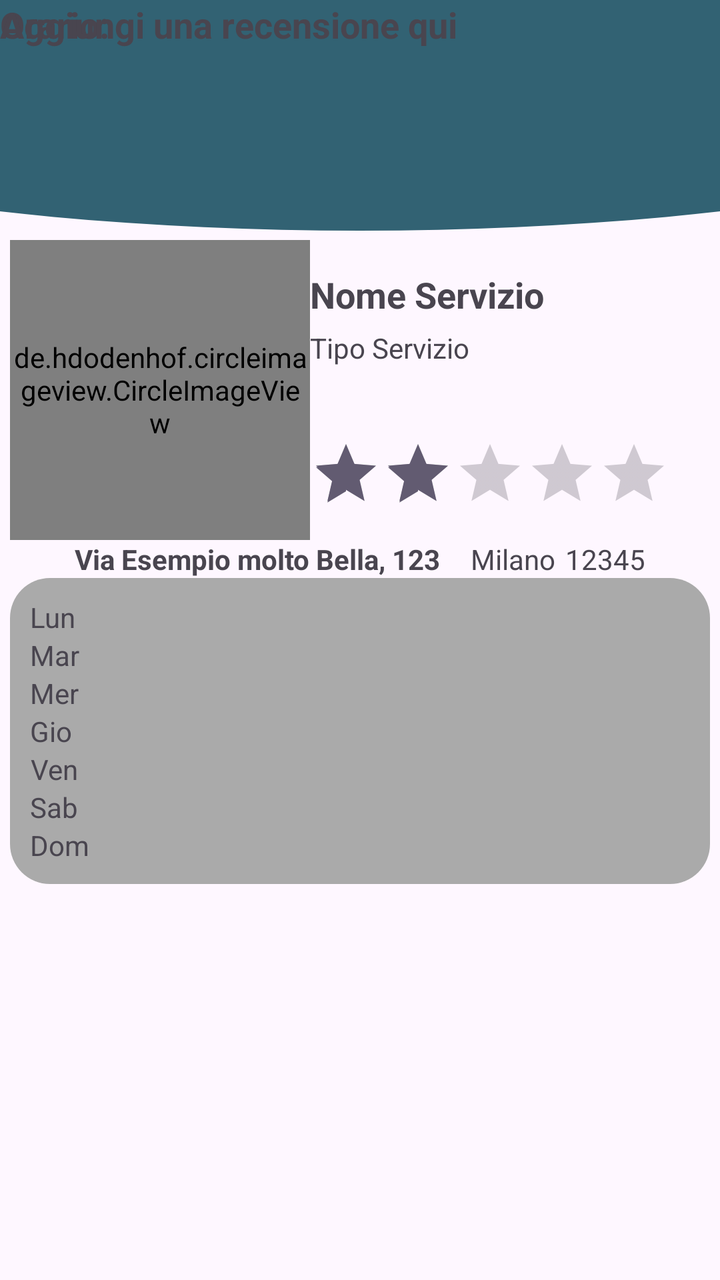
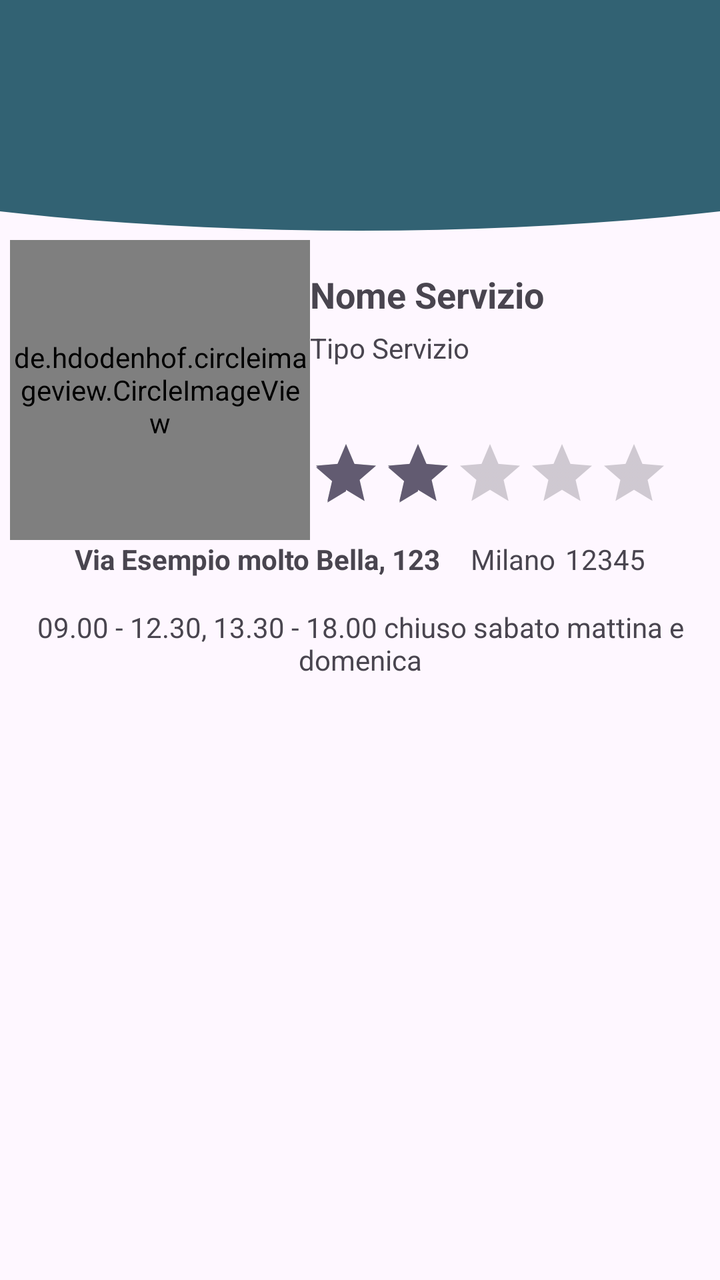

Compare the two renders of this Android layout. The source of the first and the diff that turns it into the second are given below.
<!-- AndroidManifest.xml: application theme Theme.AppPet -->
<!-- res/layout/activity_profilo_servizio.xml -->
<?xml version="1.0" encoding="utf-8"?>
<RelativeLayout xmlns:android="http://schemas.android.com/apk/res/android"
    android:layout_width="match_parent"
    android:layout_height="wrap_content">

    <FrameLayout
        android:id="@+id/header_home"
        android:layout_width="match_parent"
        android:layout_height="120dp"
        android:layout_gravity="top">

        <ImageView
            android:id="@+id/Pippo"
            android:layout_width="800dp"
            android:layout_height="180dp"
            android:layout_gravity="center"
            android:layout_marginTop="-35dp"
            android:src="@drawable/cricle_1" />

    </FrameLayout>

    <LinearLayout
        android:id="@+id/llInfoServizio"
        android:layout_below="@id/header_home"
        android:layout_width="350dp"
        android:layout_centerHorizontal="true"
        android:layout_height="wrap_content"
        android:orientation="horizontal">

        <de.hdodenhof.circleimageview.CircleImageView
            android:id="@+id/imgService"
            android:layout_width="150dp"
            android:layout_height="150dp"
            android:src="@drawable/img_service" />

        <RelativeLayout
            android:layout_width="wrap_content"
            android:layout_height="match_parent">

            <TextView
                android:id="@+id/tvNomeServizio"
                android:layout_width="match_parent"
                android:layout_height="wrap_content"
                android:layout_marginTop="15dp"
                android:layout_marginBottom="5dp"
                android:text="Nome Servizio"
                android:textSize="18dp"
                android:textStyle="bold" />

            <TextView
                android:id="@+id/tvTipoServizio"
                android:layout_below="@id/tvNomeServizio"
                android:layout_width="wrap_content"
                android:layout_height="wrap_content"
                android:text="Tipo Servizio"/>

            <RatingBar
                android:id="@+id/rbRatingServizio"
                android:layout_width="wrap_content"
                android:layout_height="wrap_content"
                android:layout_alignParentBottom="true"
                android:layout_marginBottom="15dp"
                style="?android:attr/ratingBarStyleIndicator"
                android:rating="2"/>

        </RelativeLayout>





        </LinearLayout>



    <LinearLayout
        android:id="@+id/llIndirizzoServizio"
        android:layout_below="@id/llInfoServizio"
        android:layout_width="350dp"
        android:layout_centerHorizontal="true"
        android:layout_height="wrap_content"
        android:orientation="horizontal"
        android:gravity="center">

        <TextView
            android:id="@+id/tvIndirizzoServizio"
            android:layout_width="wrap_content"
            android:layout_height="wrap_content"
            android:text="Via Esempio molto Bella, 123"
            android:textStyle="bold"/>

        <TextView
            android:id="@+id/tvCityServizio"
            android:layout_width="wrap_content"
            android:layout_height="wrap_content"
            android:text="Milano"
            android:layout_marginLeft="15dp"
            android:layout_marginRight="5dp"/>

        <TextView
            android:id="@+id/tvCapServizio"
            android:layout_width="wrap_content"
            android:layout_height="wrap_content"
            android:text="12345"/>

    </LinearLayout>

    <LinearLayout
        android:layout_below="@id/llIndirizzoServizio"
        android:layout_centerHorizontal="true"
        android:layout_width="350dp"
        android:layout_height="wrap_content"
        android:background="@drawable/rounded_rectangle"
        android:backgroundTint="@color/grey">

        <LinearLayout
            android:layout_width="match_parent"
            android:layout_height="wrap_content"
            android:orientation="vertical"
            android:padding="10dp">

            <TextView
                android:gravity="center_horizontal"
                android:layout_width="wrap_content"
                android:layout_height="wrap_content"
                android:layout_weight="1"
                android:text="Lun"/>

            <TextView
                android:gravity="center_horizontal"
                android:layout_width="wrap_content"
                android:layout_height="wrap_content"
                android:layout_weight="1"
                android:text="Mar"/>

            <TextView
                android:gravity="center_horizontal"
                android:layout_width="wrap_content"
                android:layout_height="wrap_content"
                android:layout_weight="1"
                android:text="Mer"/>

            <TextView
                android:gravity="center_horizontal"
                android:layout_width="wrap_content"
                android:layout_height="wrap_content"
                android:layout_weight="1"
                android:text="Gio"/>

            <TextView
                android:gravity="center_horizontal"
                android:layout_width="wrap_content"
                android:layout_height="wrap_content"
                android:layout_weight="1"
                android:text="Ven"/>

            <TextView
                android:gravity="center_horizontal"
                android:layout_width="wrap_content"
                android:layout_height="wrap_content"
                android:layout_weight="1"
                android:text="Sab"/>

            <TextView
                android:gravity="center_horizontal"
                android:layout_width="wrap_content"
                android:layout_height="wrap_content"
                android:layout_weight="1"
                android:text="Dom"/>


        </LinearLayout>



    </LinearLayout>

    <TextView
        android:id="@+id/OrarioProfAtt"
        android:layout_width="match_parent"
        android:layout_height="wrap_content"
        android:layout_marginBottom="20dp"
        android:text="Orario:"
        android:textSize="18dp"
        android:textStyle="bold" />


    <TextView
        android:id="@+id/Recensione"
        android:layout_width="match_parent"
        android:layout_height="wrap_content"
        android:layout_marginBottom="20dp"
        android:text="Aggiungi una recensione qui"
        android:textSize="18dp"
        android:textStyle="bold" />


</RelativeLayout>
<!-- resources referenced by this layout -->
<resources>
  <color name="grey">#aaa</color>
  <!-- drawable cricle_1 (drawable) -->
  <?xml version="1.0" encoding="utf-8"?>
  <shape xmlns:android="http://schemas.android.com/apk/res/android"
      android:shape="oval">
  
      <solid
          android:color="@color/Blu_base"/>
  
  </shape>
  <!-- drawable img_service: png bitmap (drawable, 42403 bytes) -->
  <!-- drawable rounded_rectangle (drawable) -->
  <?xml version="1.0" encoding="utf-8"?>
  <shape xmlns:android="http://schemas.android.com/apk/res/android"
      android:shape="rectangle">
  
      <solid
          android:color="@color/Blu_base"/>
  
      <corners
          android:radius="20dp"/>
  
  </shape>
  <style name="Theme.AppPet" parent="Base.Theme.AppPet" />
  <color name="Blu_base">#326273</color>
  <style name="Base.Theme.AppPet" parent="Theme.Material3.DayNight.NoActionBar">
          
          
      </style>
</resources>

<!-- the commit's change to res/layout/activity_profilo_servizio.xml (unified diff, before → after) -->
@@ -21,10 +21,10 @@
 
     <LinearLayout
         android:id="@+id/llInfoServizio"
+        android:layout_width="350dp"
+        android:layout_height="wrap_content"
         android:layout_below="@id/header_home"
-        android:layout_width="350dp"
         android:layout_centerHorizontal="true"
-        android:layout_height="wrap_content"
         android:orientation="horizontal">
 
         <de.hdodenhof.circleimageview.CircleImageView
@@ -49,150 +49,76 @@
 
             <TextView
                 android:id="@+id/tvTipoServizio"
-                android:layout_below="@id/tvNomeServizio"
                 android:layout_width="wrap_content"
                 android:layout_height="wrap_content"
-                android:text="Tipo Servizio"/>
+                android:layout_below="@id/tvNomeServizio"
+                android:text="Tipo Servizio" />
 
             <RatingBar
                 android:id="@+id/rbRatingServizio"
+                style="?android:attr/ratingBarStyleIndicator"
                 android:layout_width="wrap_content"
                 android:layout_height="wrap_content"
                 android:layout_alignParentBottom="true"
                 android:layout_marginBottom="15dp"
-                style="?android:attr/ratingBarStyleIndicator"
-                android:rating="2"/>
+                android:rating="2" />
 
         </RelativeLayout>
 
-
-
-
-
-        </LinearLayout>
-
+    </LinearLayout>
 
 
     <LinearLayout
         android:id="@+id/llIndirizzoServizio"
+        android:layout_width="350dp"
+        android:layout_height="wrap_content"
         android:layout_below="@id/llInfoServizio"
-        android:layout_width="350dp"
         android:layout_centerHorizontal="true"
-        android:layout_height="wrap_content"
-        android:orientation="horizontal"
-        android:gravity="center">
+        android:gravity="center"
+        android:orientation="horizontal">
 
         <TextView
             android:id="@+id/tvIndirizzoServizio"
             android:layout_width="wrap_content"
             android:layout_height="wrap_content"
             android:text="Via Esempio molto Bella, 123"
-            android:textStyle="bold"/>
+            android:textStyle="bold" />
 
         <TextView
             android:id="@+id/tvCityServizio"
             android:layout_width="wrap_content"
             android:layout_height="wrap_content"
-            android:text="Milano"
-            android:layout_marginLeft="15dp"
-            android:layout_marginRight="5dp"/>
+            android:layout_marginStart="15dp"
+            android:layout_marginEnd="5dp"
+            android:text="Milano" />
 
         <TextView
             android:id="@+id/tvCapServizio"
             android:layout_width="wrap_content"
             android:layout_height="wrap_content"
-            android:text="12345"/>
-
-    </LinearLayout>
-
-    <LinearLayout
-        android:layout_below="@id/llIndirizzoServizio"
-        android:layout_centerHorizontal="true"
-        android:layout_width="350dp"
-        android:layout_height="wrap_content"
-        android:background="@drawable/rounded_rectangle"
-        android:backgroundTint="@color/grey">
-
-        <LinearLayout
-            android:layout_width="match_parent"
-            android:layout_height="wrap_content"
-            android:orientation="vertical"
-            android:padding="10dp">
-
-            <TextView
-                android:gravity="center_horizontal"
-                android:layout_width="wrap_content"
-                android:layout_height="wrap_content"
-                android:layout_weight="1"
-                android:text="Lun"/>
-
-            <TextView
-                android:gravity="center_horizontal"
-                android:layout_width="wrap_content"
-                android:layout_height="wrap_content"
-                android:layout_weight="1"
-                android:text="Mar"/>
-
-            <TextView
-                android:gravity="center_horizontal"
-                android:layout_width="wrap_content"
-                android:layout_height="wrap_content"
-                android:layout_weight="1"
-                android:text="Mer"/>
-
-            <TextView
-                android:gravity="center_horizontal"
-                android:layout_width="wrap_content"
-                android:layout_height="wrap_content"
-                android:layout_weight="1"
-                android:text="Gio"/>
-
-            <TextView
-                android:gravity="center_horizontal"
-                android:layout_width="wrap_content"
-                android:layout_height="wrap_content"
-                android:layout_weight="1"
-                android:text="Ven"/>
-
-            <TextView
-                android:gravity="center_horizontal"
-                android:layout_width="wrap_content"
-                android:layout_height="wrap_content"
-                android:layout_weight="1"
-                android:text="Sab"/>
-
-            <TextView
-                android:gravity="center_horizontal"
-                android:layout_width="wrap_content"
-                android:layout_height="wrap_content"
-                android:layout_weight="1"
-                android:text="Dom"/>
-
-
-        </LinearLayout>
-
-
+            android:text="12345" />
 
     </LinearLayout>
 
     <TextView
-        android:id="@+id/OrarioProfAtt"
-        android:layout_width="match_parent"
+        android:id="@+id/tvOrarioServizio"
+        android:layout_width="350dp"
         android:layout_height="wrap_content"
-        android:layout_marginBottom="20dp"
-        android:text="Orario:"
-        android:textSize="18dp"
-        android:textStyle="bold" />
+        android:layout_below="@id/llIndirizzoServizio"
+        android:layout_centerHorizontal="true"
+        android:layout_marginTop="15dp"
+        android:layout_marginBottom="15dp"
+        android:gravity="center_horizontal"
+        android:text="09.00 - 12.30, 13.30 - 18.00 chiuso sabato mattina e domenica"/>
 
+    
 
-    <TextView
-        android:id="@+id/Recensione"
-        android:layout_width="match_parent"
-        android:layout_height="wrap_content"
-        android:layout_marginBottom="20dp"
-        android:text="Aggiungi una recensione qui"
-        android:textSize="18dp"
-        android:textStyle="bold" />
+    <ListView
+        android:id="@+id/lvRecensioni"
+        android:layout_below="@id/tvOrarioServizio"
+        android:layout_centerHorizontal="true"
+        android:layout_width="350dp"
+        android:layout_height="wrap_content"/>
 
 
 </RelativeLayout>
<!-- resource entries referenced after the edit -->
@@ -1,6 +1,5 @@
 <!-- resources referenced by this layout -->
 <resources>
-  <color name="grey">#aaa</color>
   <!-- drawable cricle_1 (drawable) -->
   <?xml version="1.0" encoding="utf-8"?>
   <shape xmlns:android="http://schemas.android.com/apk/res/android"
@@ -11,18 +10,6 @@
   
   </shape>
   <!-- drawable img_service: png bitmap (drawable, 42403 bytes) -->
-  <!-- drawable rounded_rectangle (drawable) -->
-  <?xml version="1.0" encoding="utf-8"?>
-  <shape xmlns:android="http://schemas.android.com/apk/res/android"
-      android:shape="rectangle">
-  
-      <solid
-          android:color="@color/Blu_base"/>
-  
-      <corners
-          android:radius="20dp"/>
-  
-  </shape>
   <style name="Theme.AppPet" parent="Base.Theme.AppPet" />
   <color name="Blu_base">#326273</color>
   <style name="Base.Theme.AppPet" parent="Theme.Material3.DayNight.NoActionBar">
